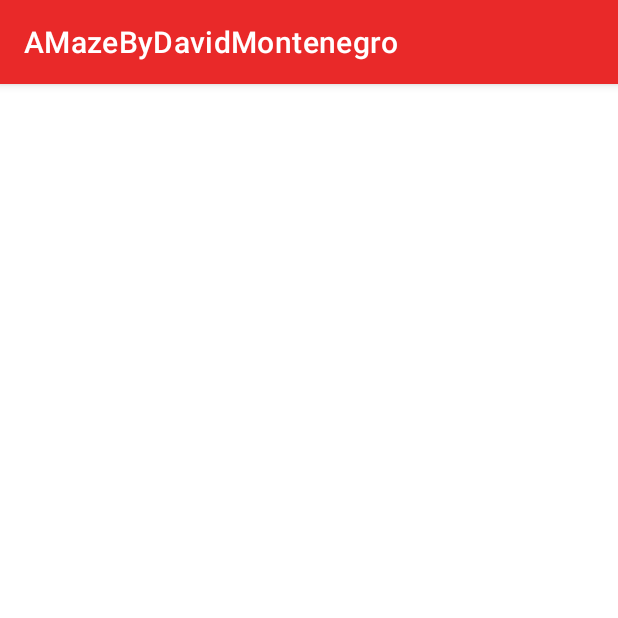
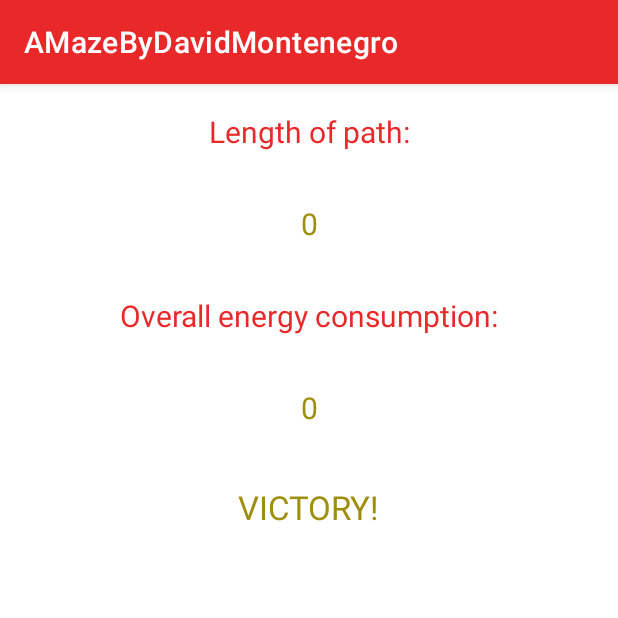
Before and after one commit to dnmontenegro/amazebydavidmontenegro, an Android app: the PlayAnimationActivity screen opened directly, with no data from a screen before it, after a tap on "SHORTCUT", on a phone screen of 412 x 824 dp, the top half of it. Run offline under Robolectric (Android 15) with nearby library versions, the phone set to English and light mode, and no system bars.

Commit message:
Finished FinishActivity and added thread interrupt to GeneratingActivity back button

```diff
--- a/app/src/main/java/edu/wm/cs/cs301/DavidMontenegro/gui/FinishActivity.java
+++ b/app/src/main/java/edu/wm/cs/cs301/DavidMontenegro/gui/FinishActivity.java
@@ -2,15 +2,52 @@ package edu.wm.cs.cs301.DavidMontenegro.gui;
 
 import androidx.appcompat.app.AppCompatActivity;
 
+import android.content.Intent;
 import android.os.Bundle;
+import android.util.Log;
+import android.widget.TextView;
+import android.widget.Toast;
 
 import edu.wm.cs.cs301.DavidMontenegro.R;
 
 public class FinishActivity extends AppCompatActivity {
 
+    private int path;
+    private int energy;
+    private boolean winOrLose;
+    private TextView tPath;
+    private TextView finPath;
+    private TextView tEnergy;
+    private TextView finEnergy;
+    private TextView finWinOrLose;
+
     @Override
     protected void onCreate(Bundle savedInstanceState) {
         super.onCreate(savedInstanceState);
         setContentView(R.layout.activity_finish);
+
+        path = getIntent().getIntExtra("PathLength", 0);
+        energy = getIntent().getIntExtra("EnergyConsumption", 0);
+        winOrLose = getIntent().getBooleanExtra("WinOrLose", true);
+        tPath = (TextView) findViewById(R.id.tPath);
+        finPath = (TextView) findViewById(R.id.finPath);
+        finPath.setText(getString(R.string.finPath, path));
+        tEnergy = (TextView) findViewById(R.id.tEnergy);
+        finEnergy = (TextView) findViewById(R.id.finEnergy);
+        finEnergy.setText(getString(R.string.finEnergy, energy));
+        finWinOrLose = (TextView) findViewById(R.id.finWinOrLose);
+        if(winOrLose)
+            finWinOrLose.setText(getString(R.string.victory));
+        else
+            finWinOrLose.setText(getString(R.string.failure));
+
+    }
+
+    @Override
+    public void onBackPressed(){
+        Intent i = new Intent(getApplicationContext(), AMazeActivity.class);
+        Toast.makeText(getApplicationContext(), R.string.inputDetected, Toast.LENGTH_SHORT).show();
+        Log.v(getString(R.string.back), getString(R.string.inputDetected));
+        startActivity(i);
     }
 }
--- a/app/src/main/java/edu/wm/cs/cs301/DavidMontenegro/gui/GeneratingActivity.java
+++ b/app/src/main/java/edu/wm/cs/cs301/DavidMontenegro/gui/GeneratingActivity.java
@@ -23,6 +23,7 @@ public class GeneratingActivity extends AppCompatActivity {
     private boolean mazeRooms;
     private String mazeAlgorithm;
     private String mazeMode;
+    private Thread generation;
 
     @Override
     protected void onCreate(Bundle savedInstanceState) {
@@ -37,7 +38,7 @@ public class GeneratingActivity extends AppCompatActivity {
         mazeAlgorithm = getIntent().getStringExtra("MazeAlgorithm");
         mazeMode = getIntent().getStringExtra("MazeMode");
 
-        new Thread(new Runnable() {
+        generation = new Thread(new Runnable() {
             @Override
             public void run() {
                 while(mazeProgress.getProgress() < 100) {
@@ -45,7 +46,7 @@ public class GeneratingActivity extends AppCompatActivity {
                         Thread.sleep(500);
                     }
                     catch (InterruptedException e) {
-                        e.printStackTrace();
+                        return;
                     }
                     mazeProgress.incrementProgressBy(5);
                     runOnUiThread(new Runnable() {
@@ -55,6 +56,12 @@ public class GeneratingActivity extends AppCompatActivity {
                         }
                     });
                 }
+                try {
+                    Thread.sleep(1000);
+                }
+                catch (InterruptedException e) {
+                    return;
+                }
                 Intent i;
                 if (mazeMode.equals(getString(R.string.Manual)))
                     i = new Intent(getApplicationContext(), PlayManuallyActivity.class);
@@ -62,10 +69,12 @@ public class GeneratingActivity extends AppCompatActivity {
                     i = new Intent(getApplicationContext(), PlayAnimationActivity.class);
                 startActivity(i);
             }
-        }).start();
+        });
+        generation.start();
     }
     @Override
     public void onBackPressed(){
+        generation.interrupt();
         Intent i = new Intent(getApplicationContext(), AMazeActivity.class);
         Toast.makeText(getApplicationContext(), R.string.inputDetected, Toast.LENGTH_SHORT).show();
         Log.v(getString(R.string.back), getString(R.string.inputDetected));
--- a/app/src/main/java/edu/wm/cs/cs301/DavidMontenegro/gui/PlayAnimationActivity.java
+++ b/app/src/main/java/edu/wm/cs/cs301/DavidMontenegro/gui/PlayAnimationActivity.java
@@ -8,6 +8,7 @@ import android.util.Log;
 import android.view.View;
 import android.widget.Button;
 import android.widget.CompoundButton;
+import android.widget.ProgressBar;
 import android.widget.TextView;
 import android.widget.Toast;
 import android.widget.ToggleButton;
@@ -20,9 +21,12 @@ public class PlayAnimationActivity extends AppCompatActivity {
     private ToggleButton solutionAni;
     private ToggleButton visibleWallsAni;
     private Button shortcutAni;
+    private TextView remainingEnergy;
+    private ProgressBar energyProgress;
     private Button start;
+    private int path;
     private int energy;
-    private int path;
+    private boolean winOrLose;
 
     @Override
     protected void onCreate(Bundle savedInstanceState) {
@@ -33,9 +37,13 @@ public class PlayAnimationActivity extends AppCompatActivity {
         solutionAni = (ToggleButton) findViewById(R.id.solutionAni);
         visibleWallsAni = (ToggleButton) findViewById(R.id.visibleWallsAni);
         shortcutAni= (Button) findViewById(R.id.shortcutAni);
+        remainingEnergy = (TextView) findViewById(R.id.remainingEnergy);
+        energyProgress = (ProgressBar) findViewById(R.id.energyProgress);
         start = (Button) findViewById(R.id.start);
+        path = 0;
         energy = 0;
-        path = 0;
+        winOrLose = true;
+        energyProgress.setProgress(100);
 
         wholeMazeAni.setOnCheckedChangeListener(new CompoundButton.OnCheckedChangeListener() {
             @Override
@@ -89,8 +97,9 @@ public class PlayAnimationActivity extends AppCompatActivity {
             @Override
             public void onClick(View v) {
                 Intent i = new Intent(getApplicationContext(), FinishActivity.class);
+                i.putExtra("PathLength", path);
                 i.putExtra("EnergyConsumption", energy);
-                i.putExtra("PathLength", path);
+                i.putExtra("WinOrLose", winOrLose);
                 Toast.makeText(getApplicationContext(), R.string.inputDetected, Toast.LENGTH_SHORT).show();
                 Log.v(getString(R.string.shortcut), getString(R.string.inputDetected));
                 startActivity(i);
--- a/app/src/main/java/edu/wm/cs/cs301/DavidMontenegro/gui/PlayManuallyActivity.java
+++ b/app/src/main/java/edu/wm/cs/cs301/DavidMontenegro/gui/PlayManuallyActivity.java
@@ -26,8 +26,7 @@ public class PlayManuallyActivity extends AppCompatActivity {
     private Button jump;
     private Button right;
     private Button down;
-    private int energy;
-    private int path;
+    private boolean winOrLose;
 
     @Override
     protected void onCreate(Bundle savedInstanceState) {
@@ -43,8 +42,7 @@ public class PlayManuallyActivity extends AppCompatActivity {
         jump = (Button) findViewById(R.id.jump);
         right = (Button) findViewById(R.id.right);
         down = (Button) findViewById(R.id.down);
-        energy = 0;
-        path = 0;
+        winOrLose = true;
 
         wholeMazeMan.setOnCheckedChangeListener(new CompoundButton.OnCheckedChangeListener() {
             @Override
@@ -98,8 +96,7 @@ public class PlayManuallyActivity extends AppCompatActivity {
             @Override
             public void onClick(View v) {
                 Intent i = new Intent(getApplicationContext(), FinishActivity.class);
-                i.putExtra("EnergyConsumption", energy);
-                i.putExtra("PathLength", path);
+                i.putExtra("WinOrLose", winOrLose);
                 Toast.makeText(getApplicationContext(), R.string.inputDetected, Toast.LENGTH_SHORT).show();
                 Log.v(getString(R.string.shortcut), getString(R.string.inputDetected));
                 startActivity(i);
--- a/app/src/main/res/layout/activity_finish.xml
+++ b/app/src/main/res/layout/activity_finish.xml
@@ -6,4 +6,61 @@
     android:layout_height="match_parent"
     tools:context=".gui.FinishActivity">
 
+    <TextView
+        android:id="@+id/tPath"
+        android:layout_width="wrap_content"
+        android:layout_height="wrap_content"
+        android:padding="18dp"
+        android:text="@string/tPath"
+        android:textColor="@color/red"
+        android:textSize="20sp"
+        app:layout_constraintLeft_toLeftOf="parent"
+        app:layout_constraintRight_toRightOf="parent"
+        app:layout_constraintTop_toTopOf="parent" />
+
+    <TextView
+        android:id="@+id/finPath"
+        android:layout_width="wrap_content"
+        android:layout_height="wrap_content"
+        android:padding="16dp"
+        android:textColor="@color/darkYellow"
+        android:textSize="20sp"
+        app:layout_constraintLeft_toLeftOf="parent"
+        app:layout_constraintRight_toRightOf="parent"
+        app:layout_constraintTop_toBottomOf="@id/tPath" />
+
+    <TextView
+        android:id="@+id/tEnergy"
+        android:layout_width="wrap_content"
+        android:layout_height="wrap_content"
+        android:padding="18dp"
+        android:text="@string/tEnergy"
+        android:textColor="@color/red"
+        android:textSize="20sp"
+        app:layout_constraintLeft_toLeftOf="parent"
+        app:layout_constraintRight_toRightOf="parent"
+        app:layout_constraintTop_toBottomOf="@id/finPath" />
+
+    <TextView
+        android:id="@+id/finEnergy"
+        android:layout_width="wrap_content"
+        android:layout_height="wrap_content"
+        android:padding="16dp"
+        android:textColor="@color/darkYellow"
+        android:textSize="20sp"
+        app:layout_constraintLeft_toLeftOf="parent"
+        app:layout_constraintRight_toRightOf="parent"
+        app:layout_constraintTop_toBottomOf="@id/tEnergy" />
+
+    <TextView
+        android:id="@+id/finWinOrLose"
+        android:layout_width="wrap_content"
+        android:layout_height="wrap_content"
+        android:padding="22dp"
+        android:textColor="@color/darkYellow"
+        android:textSize="22sp"
+        app:layout_constraintLeft_toLeftOf="parent"
+        app:layout_constraintRight_toRightOf="parent"
+        app:layout_constraintTop_toBottomOf="@id/finEnergy" />
+
 </androidx.constraintlayout.widget.ConstraintLayout>
--- a/app/src/main/res/layout/activity_play_animation.xml
+++ b/app/src/main/res/layout/activity_play_animation.xml
@@ -66,7 +66,7 @@
         app:layout_constraintTop_toTopOf="parent" />
 
     <TextView
-        android:id="@+id/energy"
+        android:id="@+id/remainingEnergy"
         android:layout_width="wrap_content"
         android:layout_height="wrap_content"
         android:layout_marginTop="130dp"
@@ -85,7 +85,7 @@
         android:layout_height="wrap_content"
         app:layout_constraintLeft_toLeftOf="parent"
         app:layout_constraintRight_toRightOf="parent"
-        app:layout_constraintTop_toBottomOf="@id/energy" />
+        app:layout_constraintTop_toBottomOf="@id/remainingEnergy" />
 
     <Button
         android:id="@+id/start"
--- a/app/src/main/res/values/strings.xml
+++ b/app/src/main/res/values/strings.xml
@@ -33,6 +33,12 @@
     <string name="back">Back</string>
     <string name="energy">Remaining energy:</string>
     <string name="start">Start</string>
+    <string name="tPath">Length of path:</string>
+    <string name="tEnergy">Overall energy consumption:</string>
+    <string name="victory">VICTORY!</string>
+    <string name="failure">FAILURE!</string>
+    <string name="finPath">%1$d</string>
+    <string name="finEnergy">%1$d</string>
 
 
 </resources>
```
